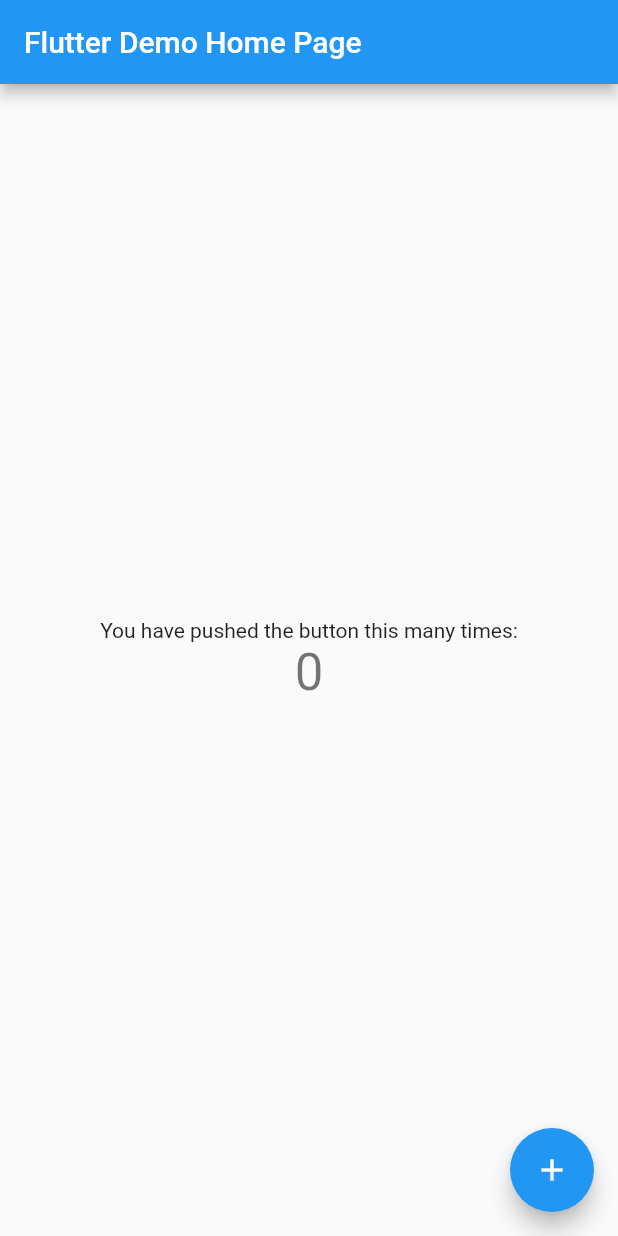
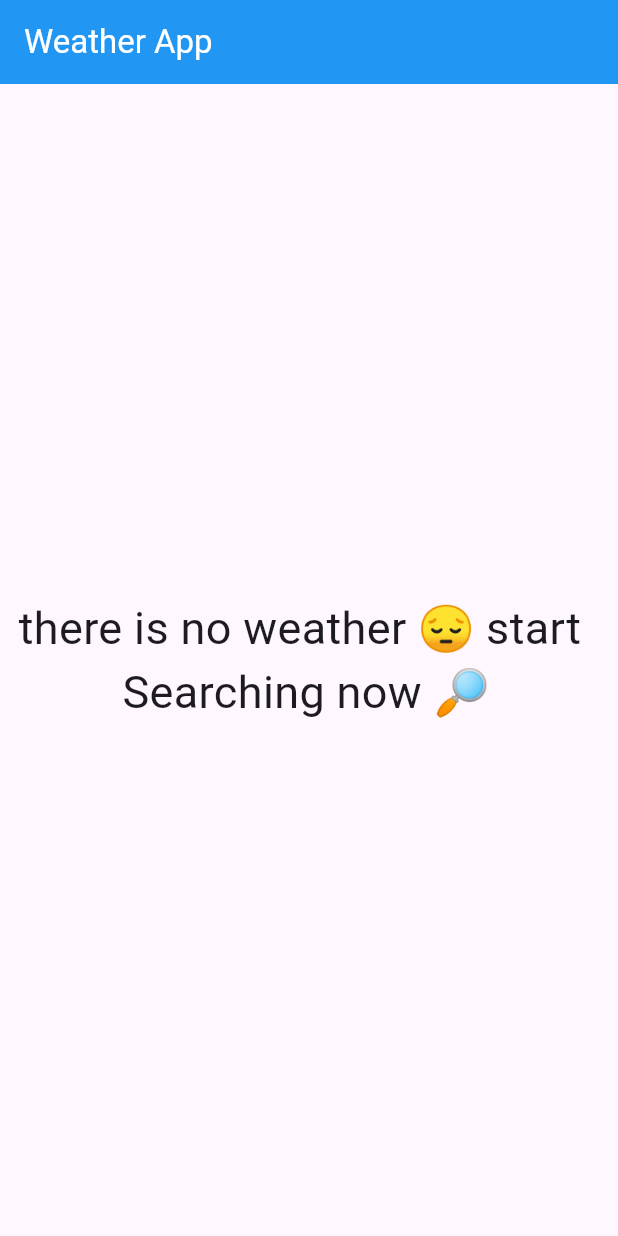
Before and after one commit to SSalahAyman/flutter-course-projects, a Flutter app: the screen it shows after launch, on a phone screen of 412 x 824 dp. Run offline on Flutter 3.47's test engine with Material 2 defaults, Android fonts, the phone set to English and light mode, and no system bars; our stand-ins replace audioplayers, get.

Commit message:
start in home page

```diff
--- a/weatherapp/lib/main.dart
+++ b/weatherapp/lib/main.dart
@@ -1,115 +1,19 @@
 import 'package:flutter/material.dart';
+import 'package:weatherapp/pages/home_page.dart';
 
 void main() {
-  runApp(const MyApp());
+  runApp(WeatherApp());
 }
 
-class MyApp extends StatelessWidget {
-  const MyApp({super.key});
+class WeatherApp extends StatelessWidget {
+  const WeatherApp({super.key});
 
-  // This widget is the root of your application.
   @override
   Widget build(BuildContext context) {
     return MaterialApp(
-      title: 'Flutter Demo',
-      theme: ThemeData(
-        // This is the theme of your application.
-        //
-        // Try running your application with "flutter run". You'll see the
-        // application has a blue toolbar. Then, without quitting the app, try
-        // changing the primarySwatch below to Colors.green and then invoke
-        // "hot reload" (press "r" in the console where you ran "flutter run",
-        // or simply save your changes to "hot reload" in a Flutter IDE).
-        // Notice that the counter didn't reset back to zero; the application
-        // is not restarted.
-        primarySwatch: Colors.blue,
-      ),
-      home: const MyHomePage(title: 'Flutter Demo Home Page'),
+      theme: ThemeData.light(useMaterial3: true),
+      debugShowCheckedModeBanner: false,
+      home: HomePage(),
     );
   }
 }
-
-class MyHomePage extends StatefulWidget {
-  const MyHomePage({super.key, required this.title});
-
-  // This widget is the home page of your application. It is stateful, meaning
-  // that it has a State object (defined below) that contains fields that affect
-  // how it looks.
-
-  // This class is the configuration for the state. It holds the values (in this
-  // case the title) provided by the parent (in this case the App widget) and
-  // used by the build method of the State. Fields in a Widget subclass are
-  // always marked "final".
-
-  final String title;
-
-  @override
-  State<MyHomePage> createState() => _MyHomePageState();
-}
-
-class _MyHomePageState extends State<MyHomePage> {
-  int _counter = 0;
-
-  void _incrementCounter() {
-    setState(() {
-      // This call to setState tells the Flutter framework that something has
-      // changed in this State, which causes it to rerun the build method below
-      // so that the display can reflect the updated values. If we changed
-      // _counter without calling setState(), then the build method would not be
-      // called again, and so nothing would appear to happen.
-      _counter++;
-    });
-  }
-
-  @override
-  Widget build(BuildContext context) {
-    // This method is rerun every time setState is called, for instance as done
-    // by the _incrementCounter method above.
-    //
-    // The Flutter framework has been optimized to make rerunning build methods
-    // fast, so that you can just rebuild anything that needs updating rather
-    // than having to individually change instances of widgets.
-    return Scaffold(
-      appBar: AppBar(
-        // Here we take the value from the MyHomePage object that was created by
-        // the App.build method, and use it to set our appbar title.
-        title: Text(widget.title),
-      ),
-      body: Center(
-        // Center is a layout widget. It takes a single child and positions it
-        // in the middle of the parent.
-        child: Column(
-          // Column is also a layout widget. It takes a list of children and
-          // arranges them vertically. By default, it sizes itself to fit its
-          // children horizontally, and tries to be as tall as its parent.
-          //
-          // Invoke "debug painting" (press "p" in the console, choose the
-          // "Toggle Debug Paint" action from the Flutter Inspector in Android
-          // Studio, or the "Toggle Debug Paint" command in Visual Studio Code)
-          // to see the wireframe for each widget.
-          //
-          // Column has various properties to control how it sizes itself and
-          // how it positions its children. Here we use mainAxisAlignment to
-          // center the children vertically; the main axis here is the vertical
-          // axis because Columns are vertical (the cross axis would be
-          // horizontal).
-          mainAxisAlignment: MainAxisAlignment.center,
-          children: <Widget>[
-            const Text(
-              'You have pushed the button this many times:',
-            ),
-            Text(
-              '$_counter',
-              style: Theme.of(context).textTheme.headlineMedium,
-            ),
-          ],
-        ),
-      ),
-      floatingActionButton: FloatingActionButton(
-        onPressed: _incrementCounter,
-        tooltip: 'Increment',
-        child: const Icon(Icons.add),
-      ), // This trailing comma makes auto-formatting nicer for build methods.
-    );
-  }
-}
--- /dev/null
+++ b/weatherapp/lib/pages/home_page.dart
@@ -0,0 +1,43 @@
+import 'package:flutter/material.dart';
+
+class HomePage extends StatelessWidget {
+  const HomePage({super.key});
+  static late double width;
+  static late double height;
+
+  @override
+  Widget build(BuildContext context) {
+    width = MediaQuery.of(context).size.width;
+    height = MediaQuery.of(context).size.height;
+    return SafeArea(
+      child: Scaffold(
+        appBar: AppBar(
+          backgroundColor: Colors.blue,
+          title: const Text(
+            "Weather App",
+            style: TextStyle(color: Colors.white),
+          ),
+        ),
+        body: Column(
+          mainAxisAlignment: MainAxisAlignment.center,
+          children: [
+            Padding(
+              padding: EdgeInsets.only(left: width * 0.03),
+              child: const Text(
+                "there is no weather 😔 start",
+                style: TextStyle(fontSize: 30),
+              ),
+            ),
+            Padding(
+              padding: EdgeInsets.only(left: width * 0.05),
+              child: const Text(
+                "Searching now 🔎",
+                style: TextStyle(fontSize: 30),
+              ),
+            )
+          ],
+        ),
+      ),
+    );
+  }
+}
```
